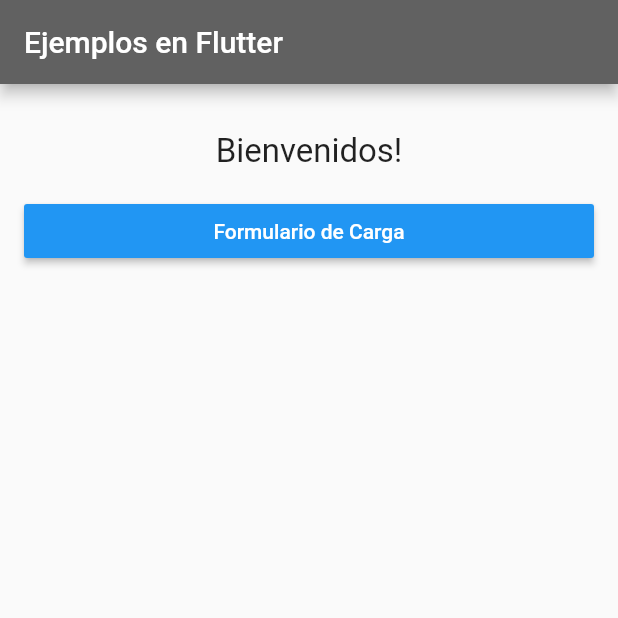
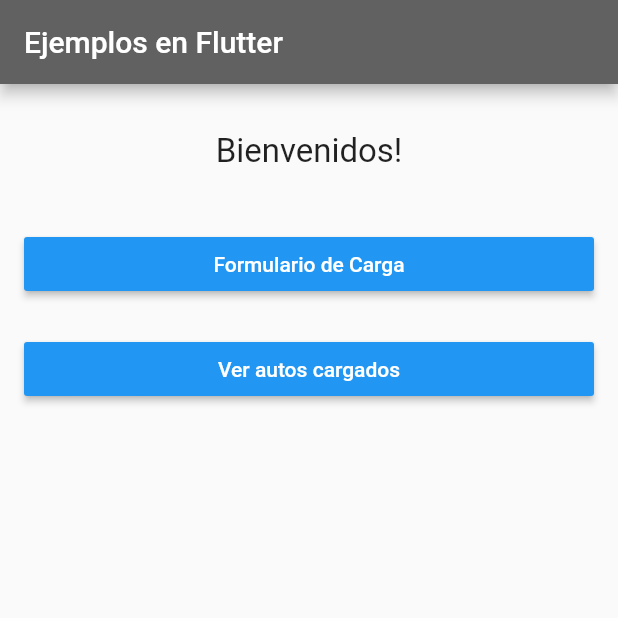
Before and after one commit to SirKuryaki/flutter_examples, a Flutter app: the screen it shows after launch, on a phone screen of 412 x 824 dp, the top half of it. Run offline on Flutter 3.47's test engine with Material 2 defaults, Android fonts, the phone set to English and light mode, and no system bars; our stand-ins replace sqflite; accounts and stored records are empty.

```diff
--- a/lib/MainMenuPage.dart
+++ b/lib/MainMenuPage.dart
@@ -1,5 +1,6 @@
 import 'package:flutter/material.dart';
 import 'form/FormPage.dart';
+import 'list/ListPage.dart';
 
 class MainMenuPage extends StatefulWidget {
   @override
@@ -20,20 +21,37 @@ class _MainMenuPageState extends State<MainMenuPage> {
             Center(
                 child: Padding(
               padding: const EdgeInsets.all(16.0),
-              child: Text(
+              child: const Text(
                 'Bienvenidos!',
                 style: TextStyle(fontSize: 22.0),
               ),
             )),
-            new RaisedButton(
+            Container(
+              height: 22.0,
+            ),
+            RaisedButton(
               padding: const EdgeInsets.all(8.0),
               textColor: Colors.white,
               color: Colors.blue,
               onPressed: () {
                 Navigator.of(context).pushNamed(FORM_PAGE_ROUTE);
               },
-              child: new Text(
+              child: Text(
                 'Formulario de Carga',
+              ),
+            ),
+            Container(
+              height: 22.0,
+            ),
+            RaisedButton(
+              padding: const EdgeInsets.all(8.0),
+              textColor: Colors.white,
+              color: Colors.blue,
+              onPressed: () {
+                Navigator.of(context).pushNamed(LIST_PAGE_ROUTE);
+              },
+              child: const Text(
+                'Ver autos cargados',
               ),
             ),
           ],
--- a/lib/main.dart
+++ b/lib/main.dart
@@ -1,6 +1,7 @@
 import 'package:flutter/material.dart';
 import 'MainMenuPage.dart';
 import 'form/FormPage.dart';
+import 'list/ListPage.dart';
 
 void main() => runApp(new MyApp());
 
@@ -16,6 +17,7 @@ class MyApp extends StatelessWidget {
         home: MainMenuPage(),
         routes: {
           FORM_PAGE_ROUTE: (BuildContext context) => FormPage(),
+          LIST_PAGE_ROUTE: (BuildContext context) => ListPage(),
         });
   }
 }
```
Also changed, not shown: lib/list/ListPage.dart (added, +54 -0 lines), lib/model/Car.dart (+9 -0 lines), lib/repos/CarRepository.dart (+15 -0 lines).
